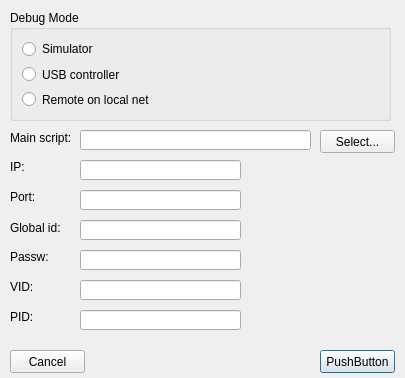
usiksan/SaliScript, file SvStudio/DPrjProp.ui: the form before one commit.
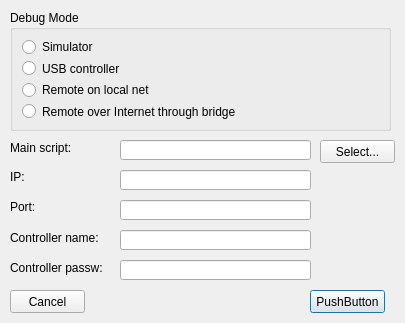
The form after the commit.

The edit to the form file:
```diff
--- a/SvStudio/DPrjProp.ui
+++ b/SvStudio/DPrjProp.ui
@@ -7,7 +7,7 @@
     <x>0</x>
     <y>0</y>
     <width>405</width>
-    <height>378</height>
+    <height>323</height>
    </rect>
   </property>
   <property name="windowTitle">
@@ -19,7 +19,7 @@
      <x>10</x>
      <y>10</y>
      <width>381</width>
-     <height>111</height>
+     <height>121</height>
     </rect>
    </property>
    <property name="title">
@@ -47,13 +47,20 @@
       </property>
      </widget>
     </item>
+    <item>
+     <widget class="QRadioButton" name="mDebugBridge">
+      <property name="text">
+       <string>Remote over Internet through bridge</string>
+      </property>
+     </widget>
+    </item>
    </layout>
   </widget>
   <widget class="QLabel" name="label">
    <property name="geometry">
     <rect>
      <x>10</x>
-     <y>130</y>
+     <y>140</y>
      <width>71</width>
      <height>16</height>
     </rect>
@@ -65,9 +72,9 @@
   <widget class="QLineEdit" name="mMainScript">
    <property name="geometry">
     <rect>
-     <x>80</x>
-     <y>130</y>
-     <width>231</width>
+     <x>120</x>
+     <y>140</y>
+     <width>191</width>
      <height>20</height>
     </rect>
    </property>
@@ -76,7 +83,7 @@
    <property name="geometry">
     <rect>
      <x>320</x>
-     <y>130</y>
+     <y>140</y>
      <width>75</width>
      <height>23</height>
     </rect>
@@ -92,7 +99,7 @@
    <property name="geometry">
     <rect>
      <x>10</x>
-     <y>160</y>
+     <y>170</y>
      <width>47</width>
      <height>13</height>
     </rect>
@@ -104,9 +111,9 @@
   <widget class="QLineEdit" name="mIp">
    <property name="geometry">
     <rect>
-     <x>80</x>
-     <y>160</y>
-     <width>161</width>
+     <x>120</x>
+     <y>170</y>
+     <width>191</width>
      <height>20</height>
     </rect>
    </property>
@@ -115,7 +122,7 @@
    <property name="geometry">
     <rect>
      <x>10</x>
-     <y>190</y>
+     <y>200</y>
      <width>47</width>
      <height>13</height>
     </rect>
@@ -127,9 +134,9 @@
   <widget class="QLineEdit" name="mPort">
    <property name="geometry">
     <rect>
-     <x>80</x>
-     <y>190</y>
-     <width>161</width>
+     <x>120</x>
+     <y>200</y>
+     <width>191</width>
      <height>20</height>
     </rect>
    </property>
@@ -138,21 +145,21 @@
    <property name="geometry">
     <rect>
      <x>10</x>
-     <y>220</y>
-     <width>61</width>
+     <y>230</y>
+     <width>111</width>
      <height>16</height>
     </rect>
    </property>
    <property name="text">
-    <string>Global id:</string>
+    <string>Controller name:</string>
    </property>
   </widget>
   <widget class="QLineEdit" name="mId">
    <property name="geometry">
     <rect>
-     <x>80</x>
-     <y>220</y>
-     <width>161</width>
+     <x>120</x>
+     <y>230</y>
+     <width>191</width>
      <height>20</height>
     </rect>
    </property>
@@ -160,8 +167,8 @@
   <widget class="QPushButton" name="mOk">
    <property name="geometry">
     <rect>
-     <x>320</x>
-     <y>350</y>
+     <x>310</x>
+     <y>290</y>
      <width>75</width>
      <height>23</height>
     </rect>
@@ -177,7 +184,7 @@
    <property name="geometry">
     <rect>
      <x>10</x>
-     <y>350</y>
+     <y>290</y>
      <width>75</width>
      <height>23</height>
     </rect>
@@ -192,9 +199,9 @@
   <widget class="QLineEdit" name="mPassw">
    <property name="geometry">
     <rect>
-     <x>80</x>
-     <y>250</y>
-     <width>161</width>
+     <x>120</x>
+     <y>260</y>
+     <width>191</width>
      <height>20</height>
     </rect>
    </property>
@@ -203,59 +210,13 @@
    <property name="geometry">
     <rect>
      <x>10</x>
-     <y>250</y>
-     <width>47</width>
-     <height>13</height>
+     <y>260</y>
+     <width>111</width>
+     <height>16</height>
     </rect>
    </property>
    <property name="text">
-    <string>Passw:</string>
-   </property>
-  </widget>
-  <widget class="QLabel" name="label_6">
-   <property name="geometry">
-    <rect>
-     <x>10</x>
-     <y>280</y>
-     <width>47</width>
-     <height>13</height>
-    </rect>
-   </property>
-   <property name="text">
-    <string>VID:</string>
-   </property>
-  </widget>
-  <widget class="QLineEdit" name="mVid">
-   <property name="geometry">
-    <rect>
-     <x>80</x>
-     <y>280</y>
-     <width>161</width>
-     <height>20</height>
-    </rect>
-   </property>
-  </widget>
-  <widget class="QLineEdit" name="mPid">
-   <property name="geometry">
-    <rect>
-     <x>80</x>
-     <y>310</y>
-     <width>161</width>
-     <height>20</height>
-    </rect>
-   </property>
-  </widget>
-  <widget class="QLabel" name="label_7">
-   <property name="geometry">
-    <rect>
-     <x>10</x>
-     <y>310</y>
-     <width>47</width>
-     <height>13</height>
-    </rect>
-   </property>
-   <property name="text">
-    <string>PID:</string>
+    <string>Controller passw:</string>
    </property>
   </widget>
  </widget>
```
Left out of the diff: 4 changed lines with no effect on the pictures.
